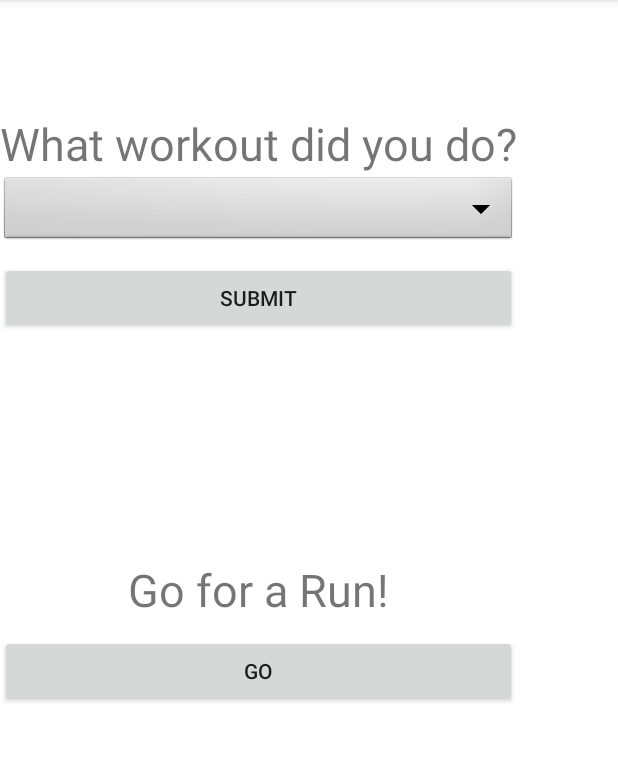
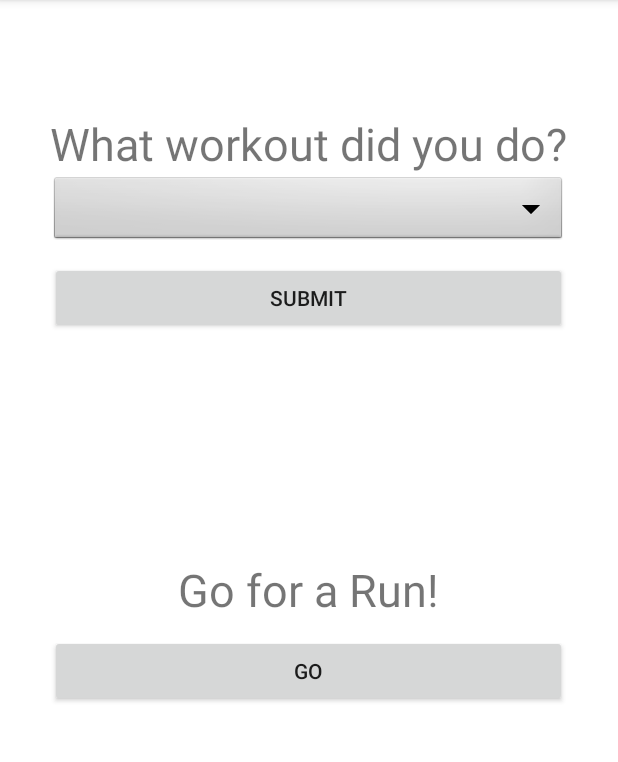
Before and after one commit to brandonhastings/CSCE4444-Team-Focus, an Android app: the fragment AddWorkoutFragment shown on its own in the app's theme, on a phone screen of 412 x 824 dp, the part 84-846 px from its top. Run offline under Robolectric (Android 15) with nearby library versions, the phone set to English and light mode, and no system bars.

Commit message:
Centered all contents in the Scroll View

```diff
--- a/app/src/main/res/layout/fragment_add_workout.xml
+++ b/app/src/main/res/layout/fragment_add_workout.xml
@@ -10,7 +10,8 @@
     <LinearLayout
     android:layout_width="wrap_content"
     android:layout_height="wrap_content"
-    android:orientation="vertical">
+    android:orientation="vertical"
+    android:layout_gravity="center_horizontal"    >
 
 
     <Space
```
